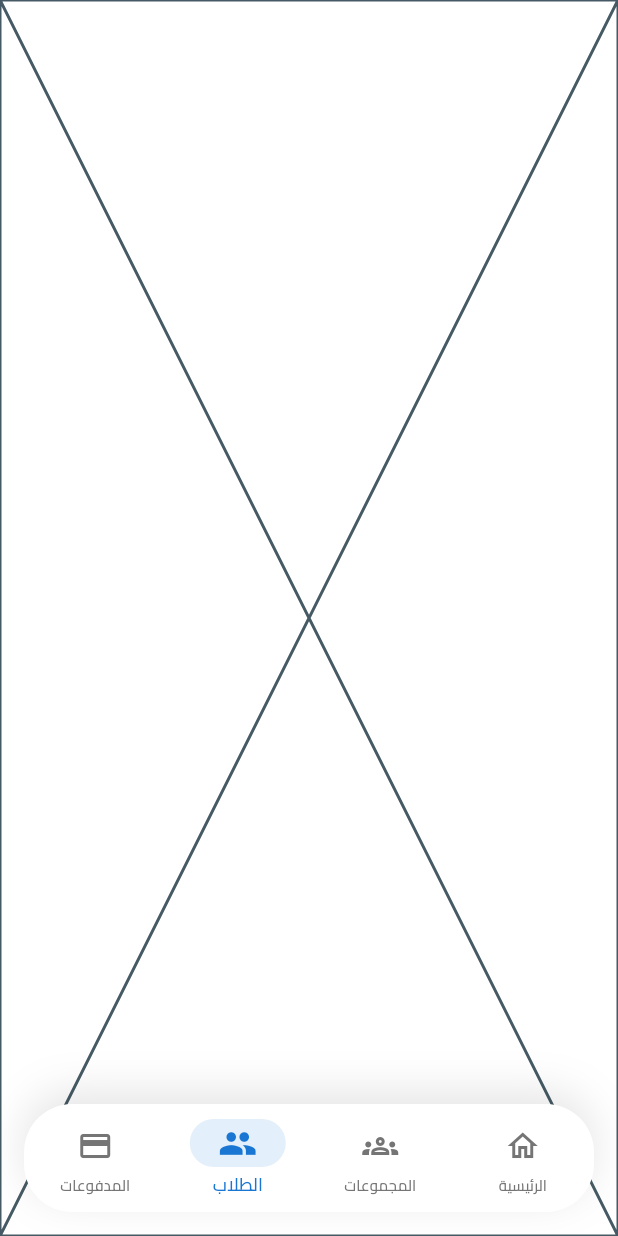
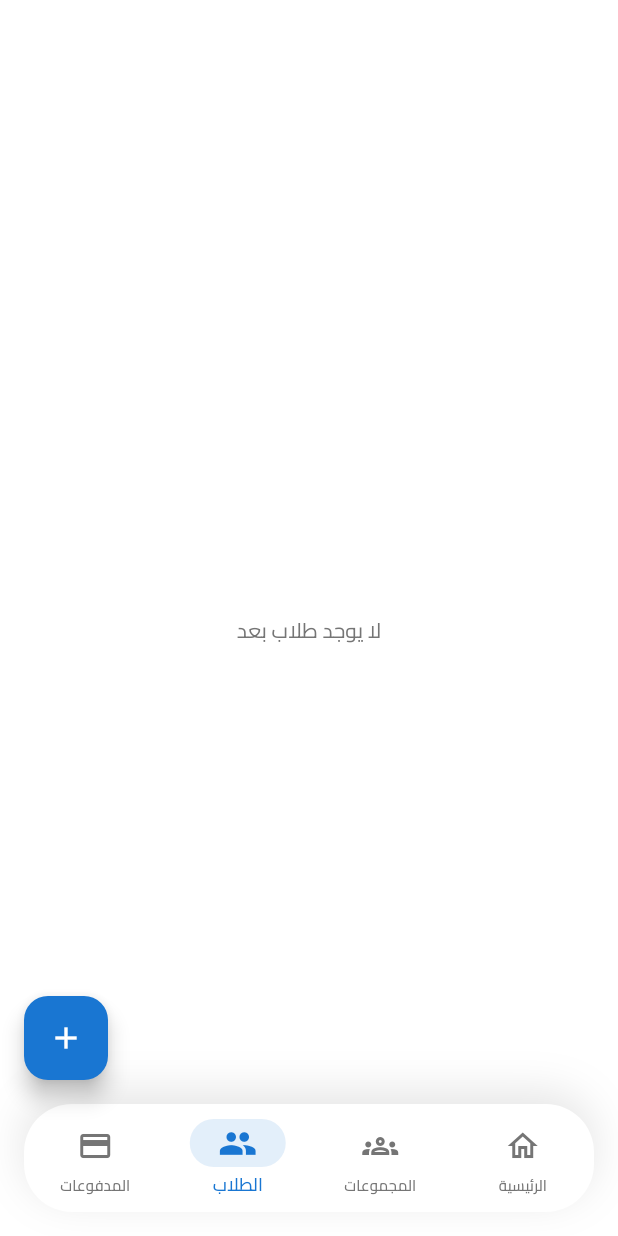
Before and after one commit to peterelia22/My_Classes, a Flutter app: the AppShell screen opened by its route, swiped to page 3, on a phone screen of 412 x 824 dp. Run offline on Flutter 3.47's test engine with Material 3 defaults, Android fonts, the phone set to English and light mode, and no system bars; drawn by our look-alikes of modal_progress_hud_nsn; our stand-ins replace awesome_snackbar_content, bloc, connectivity_plus, dartz, flutter_bloc, flutter_dotenv and 4 more; accounts and stored records are empty; generated files the repository leaves out were written again.

Commit message:
feat: implement students feature UI
- add StudentsViewBodyBlocConsumer with success/failure/delete snackbars
- add StudentsViewBody with empty state and ListView
- add StudentCard with name, gradeLevel, phone
- add StudentBottomSheet with add/edit modes
- add StudentInfoSection with name, phone, email, password fields
- add StudentGroupSection with gradeLevel filter and group dropdown
- fix AppDropdown: convert to StatefulWidget to handle value/items mismatch
- fix StudentsCubit.addStudent: use student.groupId instead of currentGroupId
- update AppShellFab: add Students FAB with StudentBottomSheet
- update AppShell: add StudentsCubit via MultiBlocProvider

```diff
--- a/lib/features/groups/presentation/views/groups_view.dart
+++ b/lib/features/groups/presentation/views/groups_view.dart
@@ -3,7 +3,6 @@ import 'package:my_classes/features/groups/presentation/views/widgets/groups_vie
 
 class GroupsView extends StatelessWidget {
   const GroupsView({super.key});
-  static const String routeName = '/groups';
   @override
   Widget build(BuildContext context) {
     return const Scaffold(body: GroupsViewBodyBlocConsumer());
--- a/lib/features/groups/presentation/views/widgets/group_bottom_sheet.dart
+++ b/lib/features/groups/presentation/views/widgets/group_bottom_sheet.dart
@@ -11,7 +11,7 @@ import 'group_info_section.dart';
 import 'group_schedule_section.dart';
 
 class GroupBottomSheet extends StatefulWidget {
-  final GroupEntity? group; // null = add, not null = edit
+  final GroupEntity? group;
 
   const GroupBottomSheet({super.key, this.group});
 
--- a/lib/features/home/presentation/views/app_shell.dart
+++ b/lib/features/home/presentation/views/app_shell.dart
@@ -5,10 +5,13 @@ import 'package:my_classes/features/groups/presentation/views/groups_view.dart';
 import 'package:my_classes/features/groups/presentation/views/widgets/group_bottom_sheet.dart';
 import 'package:my_classes/features/home/presentation/views/home_layout.dart';
 import 'package:my_classes/features/home/presentation/views/widgets/custom_navigation_bar.dart';
+import 'package:my_classes/features/students/presentation/views/students_view.dart';
 import '../../../../core/services/get_it_service.dart';
 import '../../../groups/domain/repos/group_repo.dart';
 import '../../../groups/presentation/cubits/groups_cubit.dart';
-import '../../../students/presentation/views/students_view.dart';
+import '../../../students/domain/repos/student_repo.dart';
+import '../../../students/presentation/cubits/students_cubit.dart';
+import 'widgets/app_shell_fab.dart';
 
 class AppShell extends StatefulWidget {
   const AppShell({super.key});
@@ -22,7 +25,7 @@ class AppShellState extends State<AppShell> {
   int currentIndex = 0;
   late final PageController pageController;
 
-  final List<Widget> _screens = const [
+  final List<Widget> screens = const [
     HomeLayout(),
     GroupsView(),
     StudentsView(),
@@ -43,37 +46,26 @@ class AppShellState extends State<AppShell> {
 
   @override
   Widget build(BuildContext context) {
-    return BlocProvider(
-      create: (_) => GroupsCubit(getIt<GroupRepo>())..getGroups(),
+    return MultiBlocProvider(
+      providers: [
+        BlocProvider(
+          create: (_) => GroupsCubit(getIt<GroupRepo>())..getGroups(),
+        ),
+        BlocProvider(create: (_) => StudentsCubit(getIt<StudentRepo>())),
+      ],
       child: Builder(
         builder: (context) => Scaffold(
           extendBody: true,
-          floatingActionButton: currentIndex == 1
-              ? FloatingActionButton(
-                  onPressed: () {
-                    showModalBottomSheet(
-                      context: context,
-                      isScrollControlled: true,
-                      backgroundColor: Colors.transparent,
-                      builder: (_) => BlocProvider.value(
-                        value: context.read<GroupsCubit>(),
-                        child: const GroupBottomSheet(),
-                      ),
-                    );
-                  },
-                  backgroundColor: AppColors.primaryColor,
-                  child: const Icon(Icons.add, color: Colors.white),
-                )
+          floatingActionButton: currentIndex == 1 || currentIndex == 2
+              ? AppShellFab(currentIndex: currentIndex)
               : null,
           floatingActionButtonLocation: FloatingActionButtonLocation.endFloat,
           body: PageView(
             controller: pageController,
             onPageChanged: (index) {
-              setState(() {
-                currentIndex = index;
-              });
+              setState(() => currentIndex = index);
             },
-            children: _screens,
+            children: screens,
           ),
           bottomNavigationBar: CustomNavigationBar(
             selectedIndex: currentIndex,
--- /dev/null
+++ b/lib/features/home/presentation/views/widgets/app_shell_fab.dart
@@ -0,0 +1,59 @@
+import 'package:flutter/material.dart';
+import 'package:flutter_bloc/flutter_bloc.dart';
+import 'package:my_classes/core/theme/app_colors.dart';
+import 'package:my_classes/features/groups/presentation/cubits/groups_cubit.dart';
+import 'package:my_classes/features/groups/presentation/views/widgets/group_bottom_sheet.dart';
+import 'package:my_classes/features/students/presentation/cubits/students_cubit.dart';
+
+import '../../../../students/presentation/views/widgets/student_bottom_sheet.dart';
+
+class AppShellFab extends StatelessWidget {
+  final int currentIndex;
+  const AppShellFab({super.key, required this.currentIndex});
+
+  @override
+  Widget build(BuildContext context) {
+    if (currentIndex == 1) {
+      return FloatingActionButton(
+        onPressed: () {
+          showModalBottomSheet(
+            context: context,
+            isScrollControlled: true,
+            backgroundColor: Colors.transparent,
+            builder: (_) => BlocProvider.value(
+              value: context.read<GroupsCubit>(),
+              child: const GroupBottomSheet(),
+            ),
+          );
+        },
+        backgroundColor: AppColors.primaryColor,
+        child: const Icon(Icons.add, color: Colors.white),
+      );
+    }
+
+    if (currentIndex == 2) {
+      return FloatingActionButton(
+        onPressed: () {
+          showModalBottomSheet(
+            context: context,
+            isScrollControlled: true,
+            backgroundColor: Colors.transparent,
+            builder: (_) => MultiBlocProvider(
+              providers: [
+                BlocProvider.value(value: context.read<StudentsCubit>()),
+                BlocProvider.value(value: context.read<GroupsCubit>()),
+              ],
+              child: StudentBottomSheet(
+                groups: context.read<GroupsCubit>().currentGroups,
+              ),
+            ),
+          );
+        },
+        backgroundColor: AppColors.primaryColor,
+        child: const Icon(Icons.add, color: Colors.white),
+      );
+    }
+
+    return const SizedBox.shrink();
+  }
+}
--- a/lib/features/students/presentation/cubits/students_cubit.dart
+++ b/lib/features/students/presentation/cubits/students_cubit.dart
@@ -34,7 +34,7 @@ class StudentsCubit extends Cubit<StudentsState> {
     result.fold((f) => emit(StudentActionFailure(errorMessage: f.message)), (
       _,
     ) async {
-      await getStudents(currentGroupId!);
+      await getStudents(student.groupId);
       emit(StudentActionSuccess());
     });
   }
--- a/lib/features/students/presentation/views/students_view.dart
+++ b/lib/features/students/presentation/views/students_view.dart
@@ -1,10 +1,12 @@
 import 'package:flutter/material.dart';
+
+import 'widgets/students_view_body_bloc_consumer.dart';
 
 class StudentsView extends StatelessWidget {
   const StudentsView({super.key});
 
   @override
   Widget build(BuildContext context) {
-    return const Placeholder();
+    return Scaffold(body: StudentsViewBodyBlocConsumer());
   }
 }
--- /dev/null
+++ b/lib/features/students/presentation/views/widgets/students_view_body.dart
@@ -0,0 +1,43 @@
+import 'package:flutter/material.dart';
+import 'package:my_classes/core/theme/app_colors.dart';
+import 'package:my_classes/core/theme/app_text_styles.dart';
+import 'package:my_classes/features/students/domain/entities/student_entity.dart';
+import 'student_card.dart';
+
+class StudentsViewBody extends StatelessWidget {
+  final List<StudentEntity> students;
+  const StudentsViewBody({super.key, required this.students});
+
+  @override
+  Widget build(BuildContext context) {
+    return Padding(
+      padding: const EdgeInsets.fromLTRB(16, 16, 16, 0),
+      child: Column(
+        crossAxisAlignment: CrossAxisAlignment.stretch,
+        children: [
+          if (students.isEmpty)
+            Expanded(
+              child: Center(
+                child: Text(
+                  'لا يوجد طلاب بعد',
+                  style: AppTextStyles.bodyMedium.copyWith(
+                    color: AppColors.textSecondaryColor,
+                  ),
+                ),
+              ),
+            )
+          else
+            Expanded(
+              child: ListView.separated(
+                padding: EdgeInsets.zero,
+                itemCount: students.length,
+                separatorBuilder: (_, __) => const SizedBox(height: 12),
+                itemBuilder: (_, index) =>
+                    StudentCard(student: students[index]),
+              ),
+            ),
+        ],
+      ),
+    );
+  }
+}
--- /dev/null
+++ b/lib/features/students/presentation/views/widgets/students_view_body_bloc_consumer.dart
@@ -0,0 +1,60 @@
+import 'package:awesome_snackbar_content/awesome_snackbar_content.dart';
+import 'package:flutter/material.dart';
+import 'package:flutter_bloc/flutter_bloc.dart';
+import 'package:my_classes/core/helpers/build_snack_bar.dart';
+import 'package:my_classes/core/widgets/custom_progress_hud.dart';
+import '../../cubits/students_cubit.dart';
+import 'students_view_body.dart';
+
+class StudentsViewBodyBlocConsumer extends StatelessWidget {
+  const StudentsViewBodyBlocConsumer({super.key});
+
+  @override
+  Widget build(BuildContext context) {
+    return BlocConsumer<StudentsCubit, StudentsState>(
+      listener: (context, state) {
+        if (state is StudentActionFailure) {
+          buildSnackBar(
+            context: context,
+            title: 'خطأ',
+            message: state.errorMessage,
+            contentType: ContentType.failure,
+          );
+        }
+        if (state is StudentActionSuccess) {
+          Future.delayed(const Duration(milliseconds: 300), () {
+            if (context.mounted) {
+              buildSnackBar(
+                context: context,
+                title: 'نجح',
+                message: 'تم الحفظ بنجاح',
+                contentType: ContentType.success,
+              );
+            }
+          });
+        }
+        if (state is StudentDeleteSuccess) {
+          Future.delayed(const Duration(milliseconds: 300), () {
+            if (context.mounted) {
+              buildSnackBar(
+                context: context,
+                title: 'نجح',
+                message: 'تم حذف الطالب بنجاح',
+                contentType: ContentType.success,
+              );
+            }
+          });
+        }
+      },
+      builder: (context, state) {
+        final cubit = context.read<StudentsCubit>();
+        return CustomProgressHud(
+          isLoading: state is StudentsLoading,
+          child: state is StudentsFailure && cubit.currentStudents.isEmpty
+              ? Center(child: Text(state.errorMessage))
+              : StudentsViewBody(students: cubit.currentStudents),
+        );
+      },
+    );
+  }
+}
```
Also changed, not shown: lib/core/network/network_listener_service.dart (+8 -2 lines), lib/core/services/get_it_service.dart (+20 -0 lines), lib/core/widgets/app_dropdown.dart (+40 -13 lines), lib/features/students/presentation/views/widgets/student_bottom_sheet.dart (added, +196 -0 lines), lib/features/students/presentation/views/widgets/student_card.dart (added, +61 -0 lines), lib/features/students/presentation/views/widgets/student_group_section.dart (added, +92 -0 lines), lib/features/students/presentation/views/widgets/student_info_section.dart (added, +81 -0 lines).
